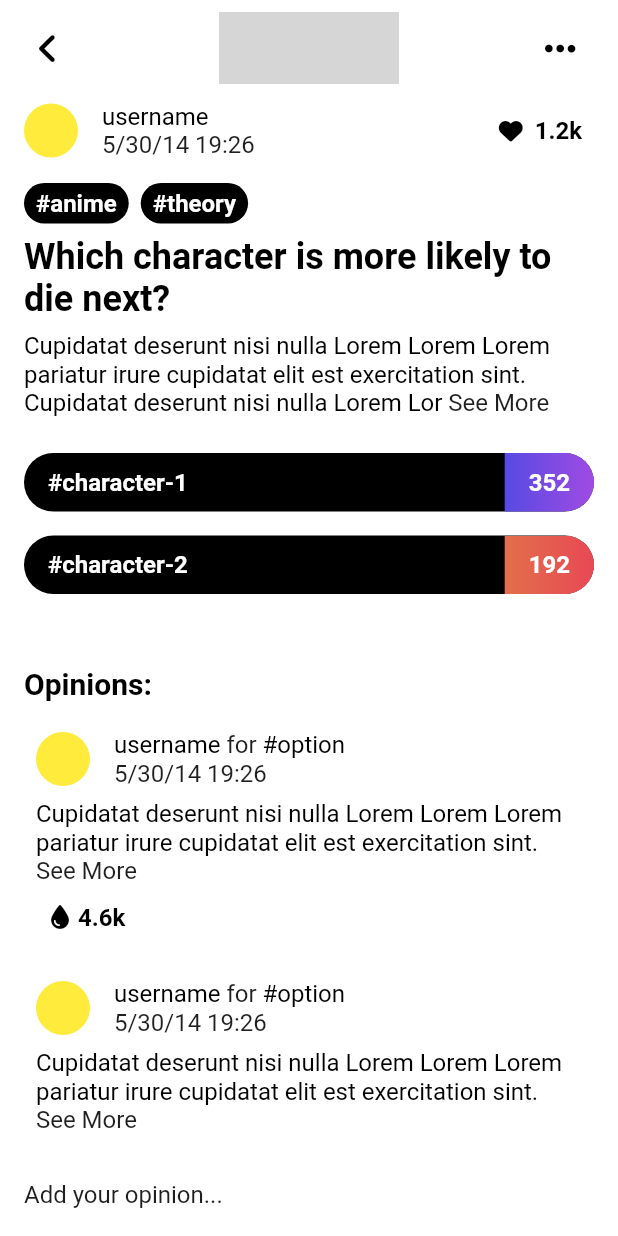
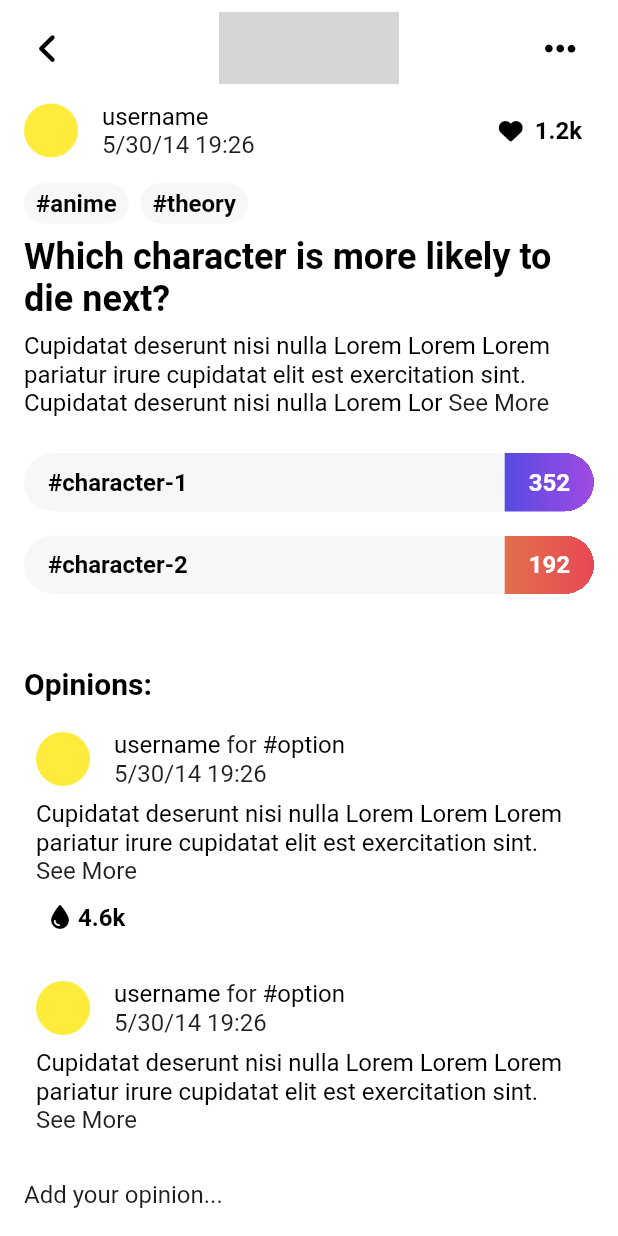
Before and after one commit to emresoysuren/chupp, a Flutter app: the screen it shows after launch, after a tap on "4.6k", on a phone screen of 412 x 824 dp. Run offline on Flutter 3.47's test engine with Material 2 defaults, Android fonts, the phone set to English and light mode, and no system bars; drawn by our look-alikes of rive; our stand-ins replace auto_route, firebase_core, font_awesome_flutter, google_fonts, loading_animation_widget; missing offline and left inert: draggable_menu; accounts and stored records are empty; Roboto replaces fonts that are missing (Ubuntu); statements that could not run were skipped; grey boxes are pictures that could not be loaded.

Commit message:
configured the default nav bar and added button color value to the app theme

```diff
--- a/lib/config/color_palette.dart
+++ b/lib/config/color_palette.dart
@@ -14,7 +14,7 @@
   static const Color blue = Color(0xff574AE2);
   static const Color pink = Color(0xffA04BE3);
   static const Color offBlack = Color(0xff1f1f1f);
-  static const Color offWhite = Color(0xffEDEDED);
+  static const Color offWhite = Color(0xffF7F7F7);
   static const Color lightGrey = Color(0xffAAAAAA);
   static const Color grey = Color(0xff5A5A5A);
   static const Color black = Color(0xff000000);
--- a/lib/pages/func/splash.dart
+++ b/lib/pages/func/splash.dart
@@ -1,10 +1,12 @@
 import 'package:auto_route/auto_route.dart';
 import 'package:chupp/config/color_palette.dart';
 import 'package:chupp/utils/router/app_router.gr.dart';
+import 'package:chupp/utils/theme/repo/theme.dart';
 import 'package:chupp/utils/utils/context_extension.dart';
 import 'package:chupp/firebase_options.dart';
 import 'package:firebase_core/firebase_core.dart';
 import 'package:flutter/material.dart';
+import 'package:flutter/services.dart';
 import 'package:loading_animation_widget/loading_animation_widget.dart';
 import 'package:rive/rive.dart';
 
@@ -17,6 +19,8 @@
 }
 
 class _SplashPageState extends State<SplashPage> {
+  late AppTheme theme;
+
   @override
   void initState() {
     // Using the load method due to initState can't work with async
@@ -25,15 +29,29 @@
     super.initState();
   }
 
-  String get riveAnimation =>
-      context.theme.current.splashItem == ColorPalette.white
-          ? "assets/chupp.riv"
-          : "assets/chupp-blue.riv";
+  String get riveAnimation => theme.current.splashItem == ColorPalette.white
+      ? "assets/chupp.riv"
+      : "assets/chupp-blue.riv";
+
+  @override
+  void didChangeDependencies() {
+    theme = context.theme;
+    SystemChrome.setSystemUIOverlayStyle(
+      SystemUiOverlayStyle(systemNavigationBarColor: theme.current.splashBg),
+    );
+    super.didChangeDependencies();
+  }
+
+  @override
+  void dispose() {
+    theme.resetNavColor();
+    super.dispose();
+  }
 
   @override
   Widget build(BuildContext context) {
     return Scaffold(
-      backgroundColor: context.theme.current.splashBg,
+      backgroundColor: theme.current.splashBg,
       body: Stack(
         children: [
           Center(
@@ -48,7 +66,7 @@
             right: 0,
             child: Center(
               child: LoadingAnimationWidget.horizontalRotatingDots(
-                color: context.theme.current.splashItem,
+                color: theme.current.splashItem,
                 size: 36,
               ),
             ),
--- a/lib/utils/styles.dart
+++ b/lib/utils/styles.dart
@@ -54,6 +54,12 @@
         fontWeight: FontWeight.bold,
       );
 
+  TextStyle get button => GoogleFonts.ubuntu(
+        color: theme.current.btnText,
+        fontSize: 16,
+        fontWeight: FontWeight.bold,
+      );
+
   TextStyle get subText => GoogleFonts.ubuntu(
         color: theme.current.subText,
         fontSize: 16,
--- a/lib/utils/theme/config/app_themes.dart
+++ b/lib/utils/theme/config/app_themes.dart
@@ -16,12 +16,15 @@
         splashBg: ColorPalette.blue,
         primaryItem: ColorPalette.black,
         secondaryItem: ColorPalette.grey,
+        primaryBtn: ColorPalette.offWhite,
+        secondaryBtn: ColorPalette.grey,
         splashItem: ColorPalette.white,
         appTitle: ColorPalette.blue,
         title: ColorPalette.black,
         itemTitle: ColorPalette.white,
         text: ColorPalette.black,
         itemText: ColorPalette.white,
+        btnText: ColorPalette.black,
 
         // Color can change if you think it should change
         subText: ColorPalette.offBlack,
@@ -36,12 +39,15 @@
         splashBg: ColorPalette.black,
         primaryItem: ColorPalette.white,
         secondaryItem: ColorPalette.grey,
+        primaryBtn: ColorPalette.white,
+        secondaryBtn: ColorPalette.grey,
         splashItem: ColorPalette.blue,
         appTitle: ColorPalette.blue,
         title: ColorPalette.white,
         itemTitle: ColorPalette.black,
         text: ColorPalette.white,
         itemText: ColorPalette.black,
+        btnText: ColorPalette.black,
         subText: ColorPalette.lightGrey,
 
         // Color can change if you think it should change
--- a/lib/utils/theme/model/app_theme.dart
+++ b/lib/utils/theme/model/app_theme.dart
@@ -19,6 +19,12 @@
   /// Secondary Item Color
   final Color secondaryItem;
 
+  /// Primary Button Color
+  final Color primaryBtn;
+
+  /// Secondary Button Color
+  final Color secondaryBtn;
+
   /// App Title Color
   final Color appTitle;
 
@@ -33,6 +39,9 @@
 
   /// Text Color for the item colors.
   final Color itemText;
+
+  /// Text Color for the button colors.
+  final Color btnText;
 
   /// Sub Text Color for the background colors.
   final Color subText;
@@ -52,12 +61,15 @@
     required this.splashBg,
     required this.primaryItem,
     required this.secondaryItem,
+    required this.primaryBtn,
+    required this.secondaryBtn,
     required this.splashItem,
     required this.appTitle,
     required this.title,
     required this.itemTitle,
     required this.text,
     required this.itemText,
+    required this.btnText,
     required this.subText,
     required this.itemSubText,
     required this.important,
--- a/lib/utils/theme/repo/theme.dart
+++ b/lib/utils/theme/repo/theme.dart
@@ -1,5 +1,6 @@
 import 'package:chupp/services/local_data.dart';
 import 'package:flutter/material.dart';
+import 'package:flutter/services.dart';
 import '../config/app_theme_mode.dart';
 import '../config/app_themes.dart';
 import '../model/app_theme.dart';
@@ -16,6 +17,7 @@
   Future<void> init() async {
     WidgetsBinding.instance.addObserver(this);
     await changeMode(await LocalData.getTheme());
+    resetNavColor();
     notifyListeners();
   }
 
@@ -28,8 +30,15 @@
   @override
   didChangePlatformBrightness() async {
     await changeMode(await LocalData.getTheme());
+    resetNavColor();
     notifyListeners();
     super.didChangePlatformBrightness();
+  }
+
+  void resetNavColor() {
+    SystemChrome.setSystemUIOverlayStyle(
+      SystemUiOverlayStyle(systemNavigationBarColor: current.primaryBg),
+    );
   }
 
   Future<void> changeMode(AppThemeMode mode) async {
--- a/lib/widgets/buttons/button.dart
+++ b/lib/widgets/buttons/button.dart
@@ -37,8 +37,8 @@
               ? Colors.transparent
               : onPressed == null
                   // Default Passive Color will be added later
-                  ? passiveColor ?? color ?? context.theme.current.primaryItem
-                  : color ?? context.theme.current.primaryItem,
+                  ? passiveColor ?? color ?? context.theme.current.primaryBtn
+                  : color ?? context.theme.current.primaryBtn,
         ),
         alignment: alignment,
         shape: MaterialStatePropertyAll(
@@ -62,7 +62,7 @@
         label,
         style: labelStyle ??
             (secondary != true
-                ? context.styles.itemTextImp
+                ? context.styles.button
                 : context.styles.textImp),
       ),
     );
--- a/lib/widgets/posts/poll/poll_item.dart
+++ b/lib/widgets/posts/poll/poll_item.dart
@@ -43,7 +43,7 @@
       scale: scale,
       duration: animationDuration,
       child: Material(
-        color: context.theme.current.primaryItem,
+        color: context.theme.current.primaryBtn,
         clipBehavior: Clip.hardEdge,
         shape: const StadiumBorder(),
         child: InkWell(
@@ -73,7 +73,7 @@
           padding: _padding,
           child: Text(
             "#${widget.tag}",
-            style: context.styles.itemTextImp,
+            style: context.styles.button,
             maxLines: 1,
             softWrap: false,
             overflow: TextOverflow.fade,
@@ -91,7 +91,7 @@
                 widget.vote.toString(),
                 maxLines: 1,
                 style:
-                    context.styles.textImp.copyWith(color: ColorPalette.white),
+                    context.styles.button.copyWith(color: ColorPalette.white),
               ),
             ),
           ),
--- a/lib/widgets/tag_chip.dart
+++ b/lib/widgets/tag_chip.dart
@@ -16,12 +16,12 @@
   Widget build(BuildContext context) {
     return SinglePlainTextButton(
       label: "#$tag",
-      textStyle: context.styles.textImp,
+      textStyle: context.styles.button,
       padding: large
           ? const EdgeInsets.symmetric(vertical: 6, horizontal: 12)
           : const EdgeInsets.symmetric(vertical: 4, horizontal: 8),
-      color: context.theme.current.itemText,
-      backgroundColor: context.theme.current.primaryItem,
+      color: context.theme.current.btnText,
+      backgroundColor: context.theme.current.primaryBtn,
       onPressed: () {},
     );
   }
```
